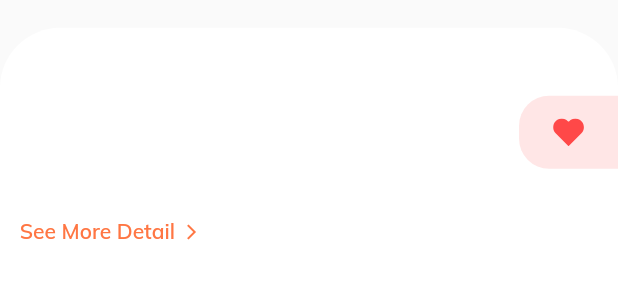
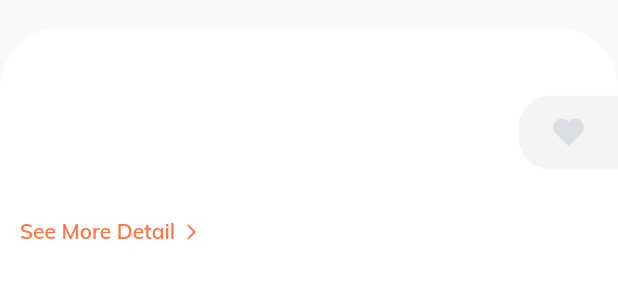
Before and after one commit to Salsabeelraja/E-commerce, a Flutter app: the Body widget shown alone on an empty page, opened directly with empty values, on a phone screen of 412 x 824 dp. Shown: the part 357-643 px from the top of the screen. Run offline on Flutter 3.47's test engine with Material 2 defaults, Android fonts, the phone set to English and light mode, and no system bars; our stand-ins replace flutter_image_slideshow, flutter_svg, shared_preferences; accounts and stored records are empty; network calls fail.

Commit message:
adding wishList screen

```diff
--- a/lib/modules/details_screen/components/Body.dart
+++ b/lib/modules/details_screen/components/Body.dart
@@ -21,6 +21,7 @@ class Body extends StatelessWidget {
             child: Column(
               children: [
                 ProductDesc(
+                  productIsFav: product.isFavorite,
                   title: product.title,
                   pressSeeMore: () {},
                 ),
--- a/lib/modules/details_screen/components/product_desc.dart
+++ b/lib/modules/details_screen/components/product_desc.dart
@@ -5,9 +5,14 @@ import 'package:flutter_svg/flutter_svg.dart';
 import '../../../models/Product.dart';
 
 class ProductDesc extends StatelessWidget {
-  const ProductDesc({super.key, required this.title, this.pressSeeMore});
+  const ProductDesc(
+      {super.key,
+      required this.title,
+      this.pressSeeMore,
+      required this.productIsFav});
 
   final String title;
+  final bool productIsFav;
   final GestureTapCallback? pressSeeMore;
 
   @override
@@ -15,51 +20,65 @@ class ProductDesc extends StatelessWidget {
     return Column(
       crossAxisAlignment: CrossAxisAlignment.start,
       children: [
-        Padding(padding: EdgeInsets.symmetric(horizontal: getProportionateScreenWidth(45)),
+        Padding(
+          padding:
+              EdgeInsets.symmetric(horizontal: getProportionateScreenWidth(45)),
           child: Text(
             title,
             style: Theme.of(context).textTheme.headline6,
-          ),),
+          ),
+        ),
         Align(
           alignment: Alignment.centerRight,
           child: Container(
             padding: EdgeInsets.all(getProportionateScreenWidth(30)),
             width: getProportionateScreenWidth(130),
             decoration: BoxDecoration(
-                color: /*product.isFavourite ?  Color(0xFFF5F6F9) :*/ Color(0xFFFFE6E6),
+                color: productIsFav
+                    ? Color(0xFFFF7643).withOpacity(0.15)
+                    : Color(0xFF979797).withOpacity(0.1),
                 borderRadius: BorderRadius.only(
                   topLeft: Radius.circular(20),
                   bottomLeft: Radius.circular(20),
-                )
-            ),
-            child: SvgPicture.asset('assets/icons/Heart Icon_2.svg',
-              color: /*product.isFavourite ? Color(0XFFDBDEE4) :*/ Color(0XFFFF4848),
+                )),
+            child: SvgPicture.asset(
+              'assets/icons/Heart Icon_2.svg',
+              color: productIsFav ? Color(0xFFFF4848) : Color(0xFFDBDEE4),
               height: getProportionateScreenWidth(36),
             ),
           ),
         ),
-        Padding(padding: EdgeInsets.only(
-            left: getProportionateScreenWidth(26),
-            right: getProportionateScreenWidth(70)
+        Padding(
+          padding: EdgeInsets.only(
+              left: getProportionateScreenWidth(26),
+              right: getProportionateScreenWidth(70)),
+          child: Text(
+            title,
+            maxLines: 3,
+          ),
         ),
-          child: Text(title,maxLines: 3,),
-        ),
-        Padding(padding: EdgeInsets.symmetric(
-          horizontal: getProportionateScreenWidth(26),
-          vertical: 15,
-        ),
+        Padding(
+          padding: EdgeInsets.symmetric(
+            horizontal: getProportionateScreenWidth(26),
+            vertical: 15,
+          ),
           child: GestureDetector(
             onTap: () {},
             child: Row(
               children: [
-                Text('See More Detail',
+                Text(
+                  'See More Detail',
                   style: TextStyle(
-                      fontWeight: FontWeight.w600, color: Color(0xFFFF7643)
-                  ),),
-                SizedBox(width: 5,),
-                Icon(Icons.arrow_forward_ios,
+                      fontWeight: FontWeight.w600, color: Color(0xFFFF7643)),
+                ),
+                SizedBox(
+                  width: 5,
+                ),
+                Icon(
+                  Icons.arrow_forward_ios,
                   size: 12,
-                  color: Color(0xFFFF7643),)
+                  color: Color(0xFFFF7643),
+                )
               ],
             ),
           ),
--- a/lib/modules/details_screen/details_screen.dart
+++ b/lib/modules/details_screen/details_screen.dart
@@ -6,6 +6,7 @@ import 'package:http/http.dart' as http;
 import '../../shared/component/defaultButton.dart';
 import '../../size_config.dart';
 import 'components/CustomAppBar.dart';
+import 'components/color_pick_dots.dart';
 import 'components/product_desc.dart';
 import 'components/product_images.dart';
 import 'components/top_rounded_container.dart';
@@ -68,13 +69,14 @@ class _DetailsScreenState extends State<DetailsScreen> {
                       child: Column(
                         children: [
                           ProductDesc(
+                            productIsFav: data.isFavorite,
                             title: data.title,
                             pressSeeMore: () {},
                           ),
                           TopRoundedContainer(color: Color(0xFFF6F7F9),
                               child: Column(
                                 children: [
-                                  //ColorPickDots(product: product),
+                                  ColorPickDots(),
                                   TopRoundedContainer(
                                       color: Colors.white,
                                       child: Padding(
--- a/lib/modules/home/HomeScreen.dart
+++ b/lib/modules/home/HomeScreen.dart
@@ -3,7 +3,7 @@ import 'package:e_commerce_app/size_config.dart';
 import 'package:flutter/material.dart';
 import 'package:flutter_svg/flutter_svg.dart';
 import 'components/body.dart';
-import 'components/custom_bottom_nav.dart';
+import '../../shared/component/custom_bottom_nav.dart';
 
 class HomeScreen extends StatefulWidget {
   const HomeScreen({super.key});
--- a/lib/modules/home/components/popular_products.dart
+++ b/lib/modules/home/components/popular_products.dart
@@ -20,7 +20,7 @@ class PopularProducts extends StatefulWidget {
 
 class _PopularProductsState extends State<PopularProducts> {
   late SharedPreferences prefs;
-  List<Product> products = [];
+  static List<Product> products = [];
   bool isFavorite = false;
 
   void saveToFavorite() async{
@@ -87,11 +87,9 @@ class _PopularProductsState extends State<PopularProducts> {
                      products.add(widget.product);
                      saveToFavorite();
                      widget.product.isFavorite = true;
-                     notifyListener();
                    } else {
                      products.remove(widget.product);
                      widget.product.isFavorite = false;
-                     notifyListener();
                    }
                 });
               },
--- a/lib/shared/component/defaultTextField.dart
+++ b/lib/shared/component/defaultTextField.dart
@@ -5,6 +5,7 @@ Widget defaultTextField({
   required String labelText,
   required String hintText,
   required Icon icon,
+  bool isEnabled = false,
 }) =>
     TextField(
       style: TextStyle(fontSize: 16),
@@ -14,7 +15,7 @@ Widget defaultTextField({
           ),
          // contentPadding: EdgeInsets.only(left: 8),
           prefixIcon:  icon,
-          enabled: false,
+          enabled: isEnabled,
           floatingLabelBehavior: FloatingLabelBehavior.always,
           labelText: labelText,
           hintText: hintText,
```
Also changed, not shown: lib/modules/details_screen/components/color_pick_dots.dart (+10 -7 lines), lib/modules/favorite_screen/favorite_screen.dart (+3 -9 lines), lib/modules/profile_screen/ProfileScreen.dart (+42 -4 lines), lib/modules/profile_screen/profile_settings.dart (added, +189 -0 lines), lib/shared/component/custom_bottom_nav.dart (renamed from lib/modules/home/components/custom_bottom_nav.dart, +10 -3 lines), lib/modules/home/components/api.dart (added).
